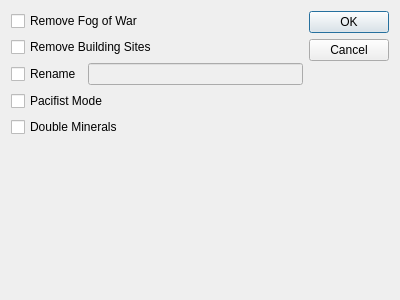
Qt form SaveDialog.ui (mikh-abc/ff-game-map) before a commit.
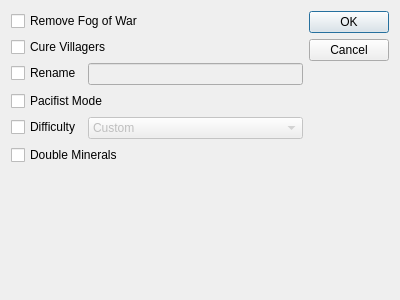
The same form after that commit.

Commit message: 4.0.0 Update for 1.1.0p4 Added Height Map Added Villagers View Added option to add/remove Animals Spawns Improved adding new Minerals Improved Building option by adding Relic Sites and Salvaging Sites

The edit to the form file:
```diff
--- a/SaveDialog.ui
+++ b/SaveDialog.ui
@@ -15,67 +15,22 @@
   </property>
   <layout class="QHBoxLayout" name="horizontalLayout">
    <item>
-    <layout class="QVBoxLayout" name="verticalLayout">
-     <item>
-      <widget class="QCheckBox" name="checkBoxRemoveFoW">
+    <layout class="QFormLayout" name="formLayout">
+     <item row="2" column="0">
+      <widget class="QCheckBox" name="checkBoxRename">
        <property name="text">
-        <string>Remove Fog of War</string>
+        <string>Rename</string>
        </property>
       </widget>
      </item>
-     <item>
-      <widget class="QCheckBox" name="checkBoxRemoveBuildingSites">
-       <property name="text">
-        <string>Remove Building Sites</string>
+     <item row="2" column="1">
+      <widget class="QLineEdit" name="lineEditRename">
+       <property name="enabled">
+        <bool>false</bool>
        </property>
       </widget>
      </item>
-     <item>
-      <layout class="QHBoxLayout" name="horizontalLayoutRename">
-       <item>
-        <widget class="QCheckBox" name="checkBoxRename">
-         <property name="text">
-          <string>Rename</string>
-         </property>
-        </widget>
-       </item>
-       <item>
-        <widget class="QLineEdit" name="lineEditRename">
-         <property name="enabled">
-          <bool>false</bool>
-         </property>
-        </widget>
-       </item>
-      </layout>
-     </item>
-     <item>
-      <widget class="QCheckBox" name="checkBoxPacifist">
-       <property name="text">
-        <string>Pacifist Mode</string>
-       </property>
-       <property name="tristate">
-        <bool>true</bool>
-       </property>
-      </widget>
-     </item>
-     <item>
-      <widget class="QCheckBox" name="checkBoxDoubleMinerals">
-       <property name="text">
-        <string>Double Minerals</string>
-       </property>
-      </widget>
-     </item>
-     <item>
-      <widget class="QLabel" name="labelInfo">
-       <property name="text">
-        <string/>
-       </property>
-       <property name="alignment">
-        <set>Qt::AlignLeading|Qt::AlignLeft|Qt::AlignTop</set>
-       </property>
-      </widget>
-     </item>
-     <item>
+     <item row="7" column="0" colspan="2">
       <spacer name="verticalSpacer">
        <property name="orientation">
         <enum>Qt::Vertical</enum>
@@ -91,6 +46,81 @@
        </property>
       </spacer>
      </item>
+     <item row="4" column="0">
+      <widget class="QCheckBox" name="checkBoxDifficulty">
+       <property name="text">
+        <string>Difficulty</string>
+       </property>
+      </widget>
+     </item>
+     <item row="4" column="1">
+      <widget class="QComboBox" name="comboBoxDifficulty">
+       <property name="enabled">
+        <bool>false</bool>
+       </property>
+       <item>
+        <property name="text">
+         <string>Custom</string>
+        </property>
+       </item>
+       <item>
+        <property name="text">
+         <string>Pioneer</string>
+        </property>
+       </item>
+       <item>
+        <property name="text">
+         <string>Trailblazer</string>
+        </property>
+       </item>
+       <item>
+        <property name="text">
+         <string>Vanquisher</string>
+        </property>
+       </item>
+      </widget>
+     </item>
+     <item row="6" column="0" colspan="2">
+      <widget class="QLabel" name="labelInfo">
+       <property name="text">
+        <string/>
+       </property>
+       <property name="alignment">
+        <set>Qt::AlignmentFlag::AlignLeading|Qt::AlignmentFlag::AlignLeft|Qt::AlignmentFlag::AlignTop</set>
+       </property>
+      </widget>
+     </item>
+     <item row="0" column="0" colspan="2">
+      <widget class="QCheckBox" name="checkBoxRemoveFoW">
+       <property name="text">
+        <string>Remove Fog of War</string>
+       </property>
+      </widget>
+     </item>
+     <item row="1" column="0" colspan="2">
+      <widget class="QCheckBox" name="checkBoxCureVillagers">
+       <property name="text">
+        <string>Cure Villagers</string>
+       </property>
+      </widget>
+     </item>
+     <item row="3" column="0" colspan="2">
+      <widget class="QCheckBox" name="checkBoxPacifist">
+       <property name="text">
+        <string>Pacifist Mode</string>
+       </property>
+       <property name="tristate">
+        <bool>true</bool>
+       </property>
+      </widget>
+     </item>
+     <item row="5" column="0" colspan="2">
+      <widget class="QCheckBox" name="checkBoxDoubleMinerals">
+       <property name="text">
+        <string>Double Minerals</string>
+       </property>
+      </widget>
+     </item>
     </layout>
    </item>
    <item>
```
Left out of the diff: 24 changed lines with no effect on the pictures. The commit also changes 33 other files.
